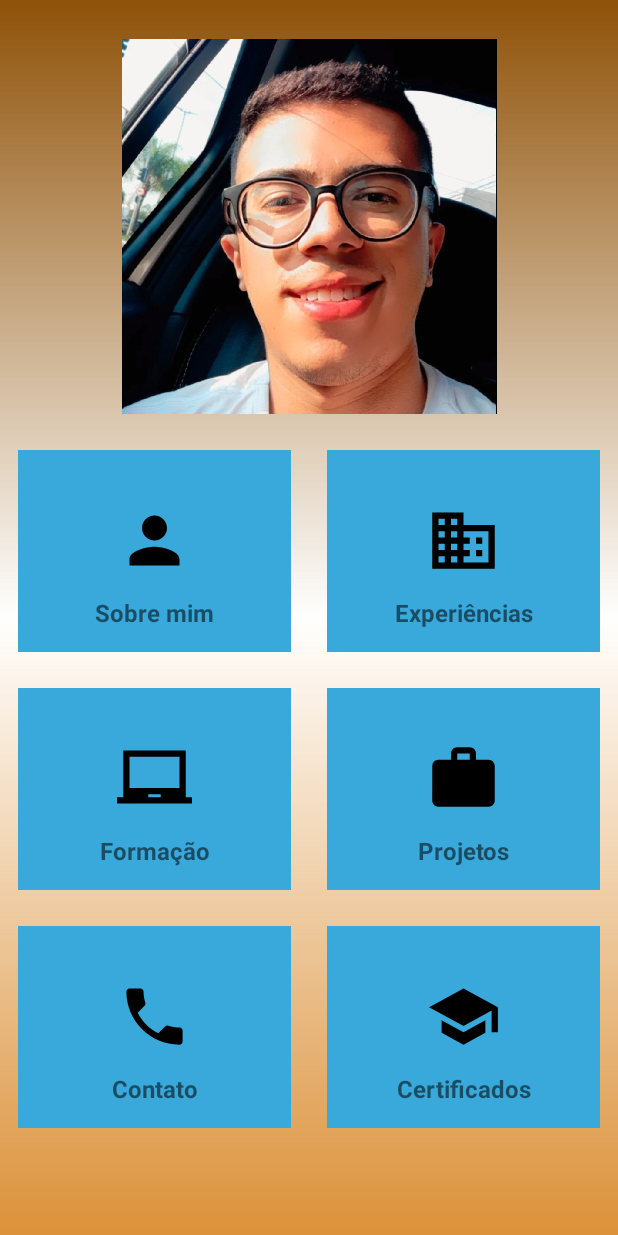
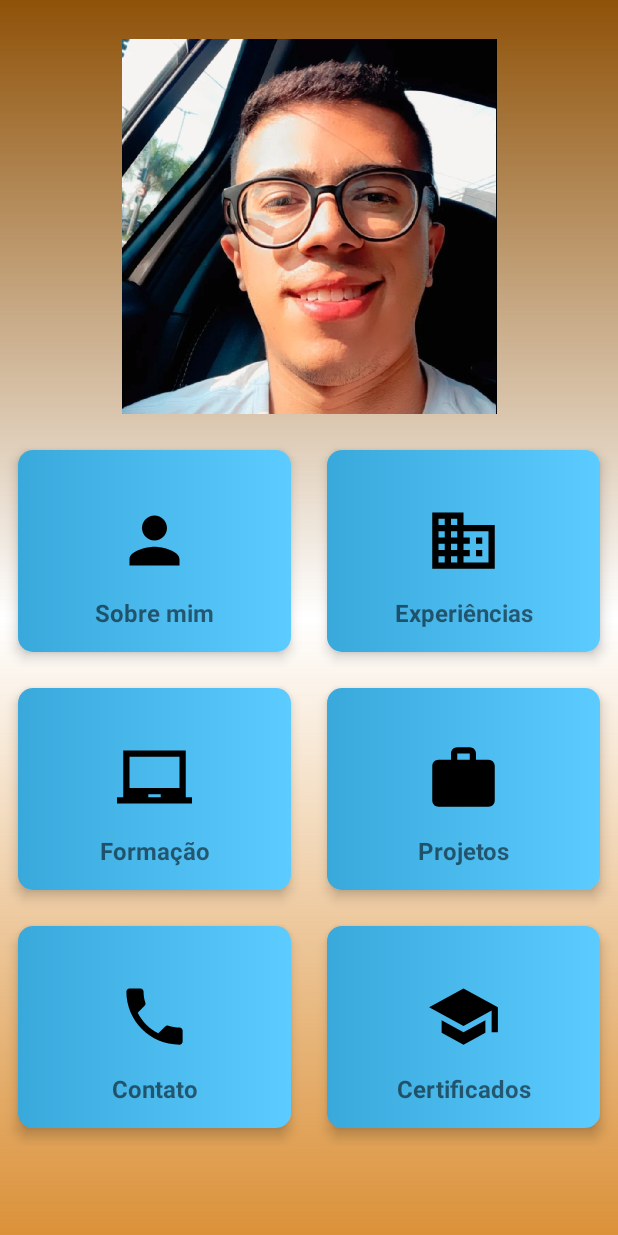
Before and after one commit to eferrareto/Curriculo-Mobile, an Android app: the screen it shows after launch (MainActivity), on a phone screen of 412 x 824 dp. Run offline under Robolectric (Android 15) with nearby library versions, the phone set to English and light mode, and no system bars.

Commit message:
working with drawable paste

```diff
--- /dev/null
+++ b/app/src/main/res/drawable/layout_design.xml
@@ -0,0 +1,6 @@
+<?xml version="1.0" encoding="utf-8"?>
+<shape xmlns:android="http://schemas.android.com/apk/res/android">
+    <corners android:radius="10dp"/>
+    <gradient android:startColor="@color/blue_200"
+        android:endColor="@color/blue_500"/>
+</shape>
--- a/app/src/main/res/layout/categories_main.xml
+++ b/app/src/main/res/layout/categories_main.xml
@@ -2,8 +2,9 @@
 <androidx.constraintlayout.widget.ConstraintLayout xmlns:android="http://schemas.android.com/apk/res/android"
     android:layout_width="match_parent"
     android:layout_height="wrap_content"
-    android:background="@color/blue_200"
+    android:background="@drawable/layout_design"
     android:layout_margin="12dp"
+    android:elevation="5dp"
     android:padding="15dp"
     xmlns:app="http://schemas.android.com/apk/res-auto">
 
```
Also changed, not shown: app/src/main/java/com/example/curriculomobile/MainActivity.kt (+1 -7 lines).
